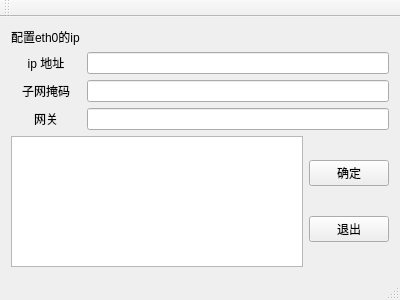
github188/test, file network-cfg/mainwindow.ui: the form before one commit.
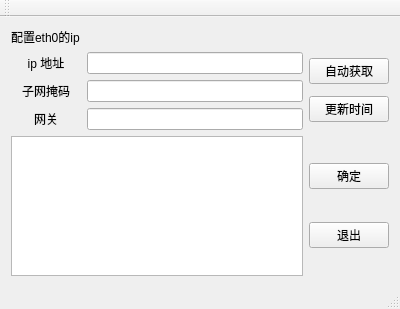
The form after the commit.

Commit message: 为network-cfg添加了自动获取ip和时间更新的功能

What changed in the file:
```diff
--- a/network-cfg/mainwindow.ui
+++ b/network-cfg/mainwindow.ui
@@ -7,14 +7,14 @@
     <x>0</x>
     <y>0</y>
     <width>400</width>
-    <height>300</height>
+    <height>309</height>
    </rect>
   </property>
   <property name="windowTitle">
    <string>MainWindow</string>
   </property>
   <widget class="QWidget" name="centralWidget">
-   <layout class="QVBoxLayout" name="verticalLayout_2">
+   <layout class="QVBoxLayout" name="verticalLayout_4">
     <item>
      <widget class="QLabel" name="label">
       <property name="text">
@@ -23,6 +23,10 @@
      </widget>
     </item>
     <item>
+     <layout class="QHBoxLayout" name="horizontalLayout_5">
+      <item>
+       <layout class="QVBoxLayout" name="verticalLayout_3">
+        <item>
      <layout class="QHBoxLayout" name="horizontalLayout">
       <item>
        <widget class="QLabel" name="label_2">
@@ -116,6 +120,28 @@
       </item>
      </layout>
     </item>
+       </layout>
+      </item>
+      <item>
+       <layout class="QVBoxLayout" name="verticalLayout_2">
+        <item>
+         <widget class="QPushButton" name="pushButton_3">
+          <property name="text">
+           <string>自动获取</string>
+          </property>
+         </widget>
+        </item>
+        <item>
+         <widget class="QPushButton" name="pushButton_4">
+          <property name="text">
+           <string>更新时间</string>
+          </property>
+         </widget>
+        </item>
+       </layout>
+      </item>
+     </layout>
+    </item>
     <item>
      <layout class="QHBoxLayout" name="horizontalLayout_4">
       <item>
```
Left out of the diff: 10 changed lines with no effect on the pictures. Lines whose indentation alone changed are shown as unchanged. The commit also changes 3 other files.
